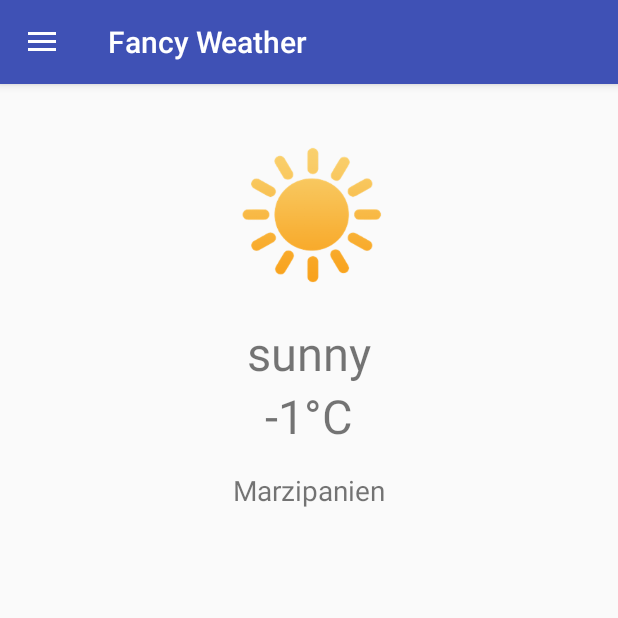
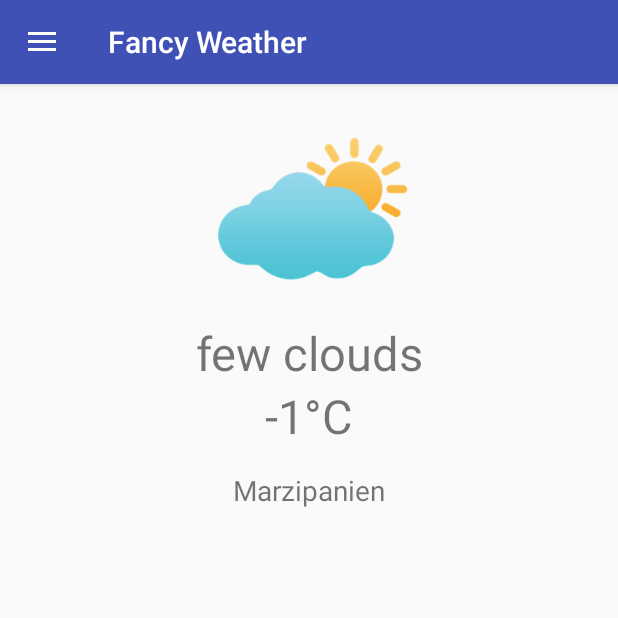
Before and after one commit to hallogallo/fancy-weather, an Android app: the screen it shows after launch (MainActivity), on a phone screen of 412 x 824 dp, the top half of it. Run offline under Robolectric (Android 15) with nearby library versions, the phone set to English and light mode, and no system bars.

Commit message:
Pass a WeatherObj to WeatherFragment instead of single values rename weatherObj to WeatherObj implement picture choosing based on weather description from the API

```diff
--- a/app/src/main/java/com/miri/fancyweather/MainActivity.java
+++ b/app/src/main/java/com/miri/fancyweather/MainActivity.java
@@ -30,9 +30,10 @@ public class MainActivity extends AppCompatActivity
         NavigationView navigationView = (NavigationView) findViewById(R.id.nav_view);
         navigationView.setNavigationItemSelectedListener(this);
 
-
+        //generate dummy data
+        WeatherObj dummyObj = new WeatherObj("few clouds" , "-1" , "Marzipanien");
         WeatherFragment weatherFragment = new WeatherFragment();
-        weatherFragment.setWeather("sunny" , "-1" , "Marzipanien");
+        weatherFragment.setWeather(dummyObj);
         getSupportFragmentManager().beginTransaction()
                 .replace(R.id.fragment_container, weatherFragment).commit();
 
--- a/app/src/main/java/com/miri/fancyweather/WeatherFragment.java
+++ b/app/src/main/java/com/miri/fancyweather/WeatherFragment.java
@@ -18,10 +18,10 @@ import android.widget.TextView;
 public class WeatherFragment extends Fragment {
     private String location , temperature , weather;
 
-    public void setWeather(String weather , String temperature , String location) {
-        this.weather = weather;
-        this.temperature = temperature;
-        this.location = location;
+    public void setWeather(WeatherObj weatherObj) {
+        this.weather = weatherObj.getWeather();
+        this.temperature = weatherObj.getTemperature();
+        this.location = weatherObj.getLocation();
     }
 
 
@@ -29,8 +29,42 @@ public class WeatherFragment extends Fragment {
     @Override
     public View onCreateView(LayoutInflater inflater, @Nullable ViewGroup container, @Nullable Bundle savedInstanceState) {
         View weatherView = inflater.inflate(R.layout.weather_view, container, false);
-        Drawable image = getResources().getDrawable(R.drawable.sonne);
-        ((ImageView) weatherView.findViewById(R.id.weatherPic)).setImageDrawable(image);
+        Drawable image;
+        switch(weather) {
+            case "clear sky" :
+                image = getResources().getDrawable(R.drawable.sonne);
+                break;
+            case "few clouds" :
+                image = getResources().getDrawable(R.drawable.sonnemitwolken);
+                break;
+            case "scattered clouds" :
+                image = getResources().getDrawable(R.drawable.wolke);
+                break;
+            case "broken clouds" :
+                image = getResources().getDrawable(R.drawable.wolke);
+                break;
+            case "shower rain" :
+                image = getResources().getDrawable(R.drawable.regen);
+                break;
+            case "rain" :
+                image = getResources().getDrawable(R.drawable.regen);
+                break;
+            case "thunderstorm" :
+                image = getResources().getDrawable(R.drawable.jewitta);
+                break;
+            case "snow" :
+                image = getResources().getDrawable(R.drawable.schnee);
+                break;
+            case "mist" :
+                image = getResources().getDrawable(R.drawable.wolke);
+                break;
+            default:
+                image = null;
+                break;
+        }
+        if(image != null) {
+            ((ImageView) weatherView.findViewById(R.id.weatherPic)).setImageDrawable(image);
+        }
         ((TextView) weatherView.findViewById(R.id.weatherText)).setText(weather);
         ((TextView) weatherView.findViewById(R.id.temperature)).setText(temperature + "°C");
         ((TextView) weatherView.findViewById(R.id.locationName)).setText(location);
--- /dev/null
+++ b/app/src/main/java/com/miri/fancyweather/WeatherObj.java
@@ -0,0 +1,28 @@
+package com.miri.fancyweather;
+
+/**
+ * Created by miri on 17.12.16.
+ */
+
+public class WeatherObj {
+
+    private final String weather , temperature, location;
+
+    public WeatherObj(String weather , String temperature , String location) {
+        this.weather = weather;
+        this.temperature = temperature;
+        this.location = location;
+    }
+
+    public String getWeather() {
+        return weather;
+    }
+
+    public String getTemperature() {
+        return temperature;
+    }
+
+    public String getLocation() {
+        return location;
+    }
+}
--- a/app/src/main/java/com/miri/fancyweather/networkSocket.java
+++ b/app/src/main/java/com/miri/fancyweather/networkSocket.java
@@ -16,7 +16,7 @@ public class networkSocket {
         this.mContext = mContext;
     }
 
-    public weatherObj getWeather() {
+    public WeatherObj getWeather() {
         ConnectivityManager connMgr = (ConnectivityManager) mContext.getSystemService(Context.CONNECTIVITY_SERVICE);
         NetworkInfo networkInfo = connMgr.getActiveNetworkInfo();
         if (networkInfo != null && networkInfo.isConnected()) {
```
